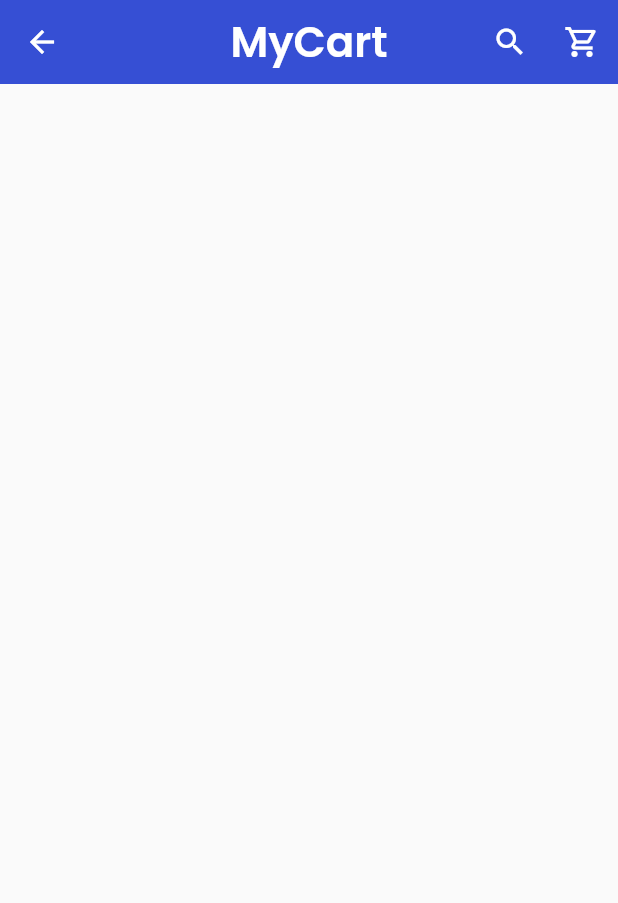
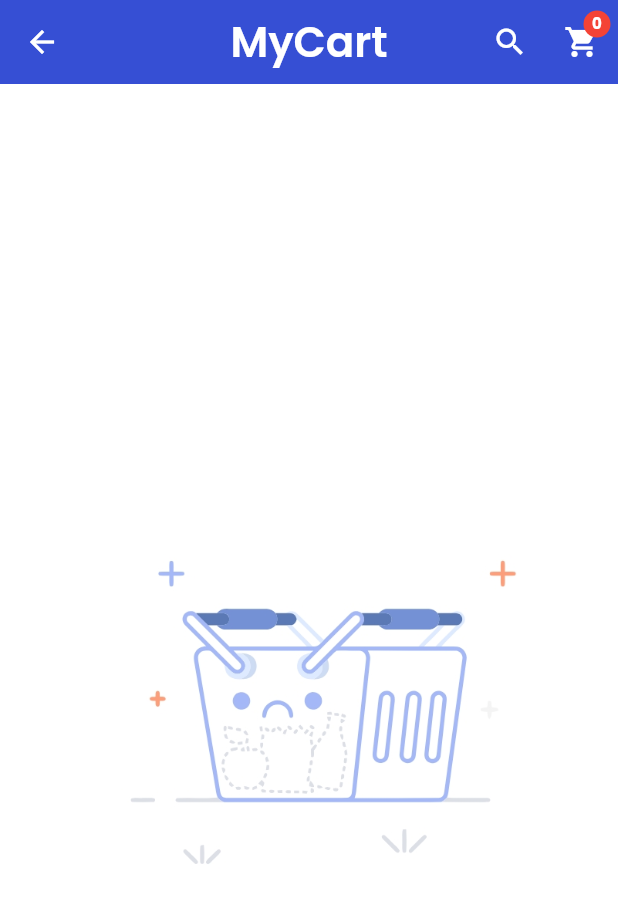
Before and after one commit to Alifbhanvadiya14/Ekart, a Flutter app: the Cart screen opened directly, after a tap on the "search" icon, on a phone screen of 412 x 824 dp. Shown: the top 903 px of the screen. Run offline on Flutter 3.47's test engine with Material 2 defaults, Android fonts, the phone set to English and light mode, and no system bars; our stand-ins replace carousel_pro, cloud_firestore, firebase_auth, firebase_core, font_awesome_flutter, google_sign_in and 2 more; accounts and stored records are empty.

Commit message:
Cart Functionality Added

```diff
--- a/lib/screens/CartScreen/cart.dart
+++ b/lib/screens/CartScreen/cart.dart
@@ -1,4 +1,5 @@
 import 'package:cloud_firestore/cloud_firestore.dart';
+import 'package:ekart/services/cart_calculation.dart';
 import 'package:ekart/services/firebase_operation.dart';
 import 'package:flutter/material.dart';
 import 'package:font_awesome_flutter/font_awesome_flutter.dart';
@@ -9,33 +10,64 @@ class Cart extends StatelessWidget {
   Widget build(BuildContext context) {
     return Scaffold(
       appBar: AppBar(
-        title: Text("MyCart",
+        title: Text(
+          "MyCart",
           style: TextStyle(
               //color: Colors.black,
               fontSize: 28,
-                fontWeight: FontWeight.w600)),
+              fontWeight: FontWeight.w600),
+        ),
         centerTitle: true,
         elevation: 0.0,
         //backgroundColor: Colors.white,
         actions: [
           IconButton(icon: Icon(Icons.search), onPressed: () {}),
-          IconButton(
-              icon: Icon(Icons.shopping_cart_outlined), onPressed: () {}),
+          Container(
+            child: Center(
+              child: Stack(
+                children: [
+                  IconButton(icon: Icon(Icons.shopping_cart), onPressed: () {}),
+                  Positioned(
+                    right: 5,
+                    top: 3,
+                    child: Container(
+                      height: 18,
+                      width: 18,
+                      decoration: BoxDecoration(
+                          borderRadius: BorderRadius.circular(18),
+                          color: Colors.red),
+                      child: Center(
+                        child: Text(
+                          Provider.of<FirebaseOperations>(context, listen: true)
+                              .getCount
+                              .toString(),
+                          style: TextStyle(
+                              fontSize: 10, fontWeight: FontWeight.bold),
+                        ),
+                      ),
+                    ),
+                  )
                 ],
               ),
+            ),
+          )
+        ],
+      ),
+      backgroundColor: Colors.white,
       body: SingleChildScrollView(
+        physics: ScrollPhysics(),
         child: Container(
           height: MediaQuery.of(context).size.height,
           padding: EdgeInsets.only(top: 16),
-          child: FutureBuilder(
-            future: Provider.of<FirebaseOperations>(context, listen: true)
+          child: StreamBuilder<QuerySnapshot>(
+            stream: Provider.of<FirebaseOperations>(context, listen: true)
                 .fetchCartData(context),
             builder: (context, snapshot) {
               if (snapshot.connectionState == ConnectionState.waiting) {
                 return Center(
                   child: CircularProgressIndicator(),
                 );
-              } else if (!snapshot.hasData) {
+              } else if (snapshot.data.docs.isEmpty) {
                 return Center(
                   child: Image.asset(
                     "assets/images/empty_shopping_cart.png",
@@ -43,13 +75,13 @@ class Cart extends StatelessWidget {
                 );
               } else {
                 return ListView.builder(
-                  itemCount: snapshot.data.length,
+                  itemCount: snapshot.data.docs.length,
                   itemBuilder: (context, index) {
                     return Padding(
                       padding: const EdgeInsets.all(8.0),
                       child: GestureDetector(
                         onTap: () {
-                          showSheet(context, snapshot.data[index]);
+                          showSheet(context, snapshot.data.docs[index]);
                         },
                         child: Container(
                           height: 100,
@@ -62,7 +94,8 @@ class Cart extends StatelessWidget {
                                 width: MediaQuery.of(context).size.height / 5,
                                 height: 100,
                                 child: Image.network(
-                                    snapshot.data[index].data()["productImage"],
+                                  snapshot.data.docs[index]
+                                      .data()["productImage"],
                                   fit: BoxFit.contain,
                                 ),
                               ),
@@ -74,7 +107,7 @@ class Cart extends StatelessWidget {
                                 crossAxisAlignment: CrossAxisAlignment.start,
                                 children: [
                                   Text(
-                                      snapshot.data[index]
+                                    snapshot.data.docs[index]
                                         .data()["productName"],
                                     style: TextStyle(
                                         color: Colors.black, fontSize: 18),
@@ -87,7 +120,7 @@ class Cart extends StatelessWidget {
                                             color: Colors.red[900], size: 16),
                                         Text(" "),
                                         Text(
-                                            snapshot.data[index]
+                                          snapshot.data.docs[index]
                                               .data()["productPrice"]
                                               .toString(),
                                           style: TextStyle(
@@ -101,7 +134,7 @@ class Cart extends StatelessWidget {
                                   Padding(
                                     padding: const EdgeInsets.only(top: 4),
                                     child: Text(
-                                        "Quantity : ${snapshot.data[index].data()["productQuantity"]}",
+                                      "Quantity : ${snapshot.data.docs[index].data()["productQuantity"]}",
                                       style: TextStyle(
                                           color: Colors.black, fontSize: 14),
                                     ),
@@ -109,7 +142,8 @@ class Cart extends StatelessWidget {
                                 ],
                               )
                             ],
-                            )),
+                          ),
+                        ),
                       ),
                     );
                   },
@@ -122,7 +156,7 @@ class Cart extends StatelessWidget {
     );
   }
 
-  showSheet(BuildContext context, QueryDocumentSnapshot documentSnapshot) {
+  showSheet(BuildContext context, DocumentSnapshot documentSnapshot) {
     return showModalBottomSheet(
       context: context,
       builder: (context) {
@@ -134,17 +168,18 @@ class Cart extends StatelessWidget {
                 Provider.of<FirebaseOperations>(context, listen: false)
                     .deleteCartData(context, documentSnapshot.data()["docId"])
                     .whenComplete(() {
+                  Provider.of<FirebaseOperations>(context, listen: false)
+                      .countCartData(context);
                   Navigator.pop(context);
                   final snackBar = SnackBar(
+                    backgroundColor: Theme.of(context).primaryColor,
                     content: Text(
                       "Item deleted",
-                      style: TextStyle(color: Colors.red),
+                      style: TextStyle(color: Colors.white),
                     ),
                   );
 
                   ScaffoldMessenger.of(context).showSnackBar(snackBar);
-                }).whenComplete(() {
-                  Navigator.pop(context);
                 });
               },
               child: Text("Delete"),
--- a/lib/screens/HomeScreen/home_screen_helper.dart
+++ b/lib/screens/HomeScreen/home_screen_helper.dart
@@ -75,6 +75,8 @@ class HomeScreenHelper {
           itemBuilder: (context, index) {
             return Padding(
               padding: const EdgeInsets.all(4.0),
+              child: Hero(
+                tag: snapshot.data[index].data()["ProductId"],
                               child: Container(
                   //color: Colors.red,
                   height: MediaQuery.of(context).size.height * 0.3,
@@ -123,6 +125,7 @@ class HomeScreenHelper {
                           ),
                         )
                       ],
+                    ),
                   ),
                 ),
               ),
--- a/lib/screens/LoginScreen/loginHelper.dart
+++ b/lib/screens/LoginScreen/loginHelper.dart
@@ -165,8 +165,7 @@ class _LoginHelperState extends State<LoginHelper> {
                   .whenComplete(() {
                 print(
                     "${Provider.of<Authentication>(context, listen: false).getUser}");
-                emailController.text = "";
-                passwordController.text = "";
+
                 Navigator.push(
                   context,
                   MaterialPageRoute(
--- a/lib/services/firebase_operation.dart
+++ b/lib/services/firebase_operation.dart
@@ -6,6 +6,8 @@ import 'package:provider/provider.dart';
 
 class FirebaseOperations with ChangeNotifier {
   FirebaseFirestore _firebaseFirestore = FirebaseFirestore.instance;
+  int count = 0;
+  int get getCount => count;
 
   Future createUser(BuildContext context, dynamic data) async {
     return _firebaseFirestore
@@ -43,7 +45,26 @@ class FirebaseOperations with ChangeNotifier {
     return _firebaseFirestore.collection("CartData").doc(docId).set(data);
   }
 
-  Future fetchCartData(BuildContext context) async {
+  Stream<QuerySnapshot> fetchCartData(BuildContext context) {
+    Stream<QuerySnapshot> _querySnapshot = _firebaseFirestore
+        .collection("CartData")
+        .where("userUid",
+            isEqualTo: Provider.of<Authentication>(context, listen: false)
+                        .getUserUid ==
+                    null
+                ? userUid
+                : Provider.of<Authentication>(context, listen: false)
+                    .getUserUid)
+        .snapshots();
+
+    return _querySnapshot;
+  }
+
+  Future deleteCartData(BuildContext context, String docId) async {
+    return _firebaseFirestore.collection("CartData").doc(docId).delete();
+  }
+
+  void countCartData(BuildContext context) async {
     QuerySnapshot _querySnapshot = await _firebaseFirestore
         .collection("CartData")
         .where("userUid",
@@ -54,11 +75,8 @@ class FirebaseOperations with ChangeNotifier {
                 : Provider.of<Authentication>(context, listen: false)
                     .getUserUid)
         .get();
-
-    return _querySnapshot.docs;
-  }
-
-  Future deleteCartData(BuildContext context, String docId) async {
-    return _firebaseFirestore.collection("CartData").doc(docId).delete();
+    print(_querySnapshot.size);
+    count = _querySnapshot.size;
+    notifyListeners();
   }
 }
```
Also changed, not shown: lib/screens/ProductDetails/product_details.dart (+18 -4 lines), lib/services/cart_calculation.dart (+17 -0 lines). Lines whose indentation alone changed are shown as unchanged.
